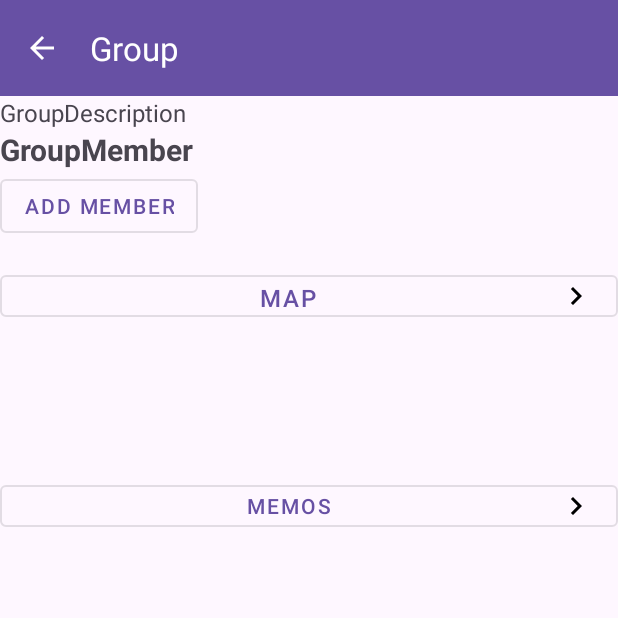
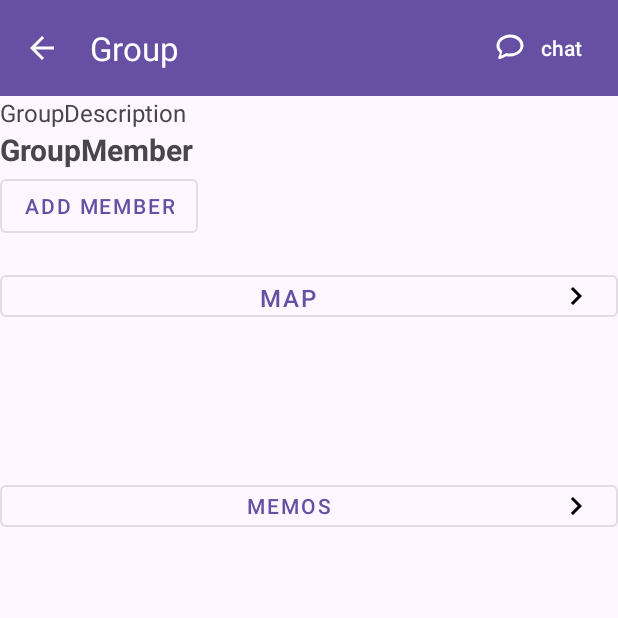
Before and after one commit to Heejae-L/DaMoYeo, an Android app: the GroupActivity screen opened directly, with no data from a screen before it, on a phone screen of 412 x 824 dp, the top half of it. Run offline under Robolectric (Android 15) with nearby library versions, the phone set to English and light mode, and no system bars; our stand-ins replace Firebase (no records; nobody signed in at launch, a user with empty details on screens opened directly).

Commit message:
fix chat button

```diff
--- a/app/src/main/java/android/org/firebasetest/GroupActivity.java
+++ b/app/src/main/java/android/org/firebasetest/GroupActivity.java
@@ -202,6 +202,7 @@ public class GroupActivity extends AppCompatActivity {
             startActivity(intent);
         });
         findViewById(R.id.ViewMapButton).setOnClickListener(v -> startActivity(new Intent(this, MapActivity.class)));
+        findViewById(R.id.view_chat_button).setOnClickListener(v -> startChatActivity(group, userId));
     }
 
     private void startChatActivity(Group group, String userId) {
--- /dev/null
+++ b/app/src/main/res/drawable/ic_chat.xml
@@ -0,0 +1,10 @@
+<?xml version="1.0" encoding="utf-8"?>
+<vector xmlns:android="http://schemas.android.com/apk/res/android"
+    android:width="24dp"
+    android:height="24dp"
+    android:viewportWidth="24"
+    android:viewportHeight="24">
+    <path
+        android:fillColor="#000000"
+        android:pathData="M12,3C7.03,3 3,6.48 3,10.5C3,12.25 3.83,13.82 5.12,14.94C5.08,15.71 4.86,16.78 4.3,18.03C4.2,18.24 4.1,18.47 4.16,18.7C4.3,19.19 4.82,19.5 5.24,19.35C7.35,18.63 8.84,17.84 9.54,17.43C10.34,17.57 11.16,17.63 12,17.63C16.97,17.63 21,14.15 21,10.13C21,6.1 16.97,3 12,3zM12,15.63C11.3,15.63 10.62,15.55 9.96,15.42C9.8,15.39 9.64,15.39 9.48,15.47C9.46,15.48 9.44,15.49 9.42,15.5C8.78,15.85 7.55,16.5 5.95,17.07C6.41,16.06 6.7,15.16 6.82,14.35C6.85,14.18 6.83,14 6.74,13.87C5.66,12.96 5,11.79 5,10.5C5,7.42 8.11,5 12,5C15.89,5 19,7.42 19,10.5C19,13.58 15.89,15.63 12,15.63z"/>
+</vector>
--- a/app/src/main/res/layout/activity_group.xml
+++ b/app/src/main/res/layout/activity_group.xml
@@ -21,7 +21,17 @@
             android:layout_height="?attr/actionBarSize"
             android:background="?attr/colorPrimary"
             app:navigationIcon="?android:attr/homeAsUpIndicator"
-            app:title="Group" />
+            app:title="Group">
+        <Button
+            android:id="@+id/view_chat_button"
+            android:layout_width="wrap_content"
+            android:layout_height="wrap_content"
+            android:drawableLeft="@drawable/ic_chat"
+            android:text="chat"
+            android:drawableTint="@color/white"
+            android:layout_gravity="right"
+            android:background="@drawable/button_border"/>
+        </com.google.android.material.appbar.MaterialToolbar>
     </com.google.android.material.appbar.AppBarLayout>
 
     <!-- SwipeRefreshLayout with all views inside -->
--- a/app/src/main/res/layout/activity_view_groups.xml
+++ b/app/src/main/res/layout/activity_view_groups.xml
@@ -30,6 +30,7 @@
                 android:drawableLeft="@drawable/ic_invitation"
                 android:text="invitations"
                 android:layout_gravity="right"
+                android:drawableTint="@color/white"
                 android:background="@drawable/button_border"/>
         </com.google.android.material.appbar.MaterialToolbar>
 
```
